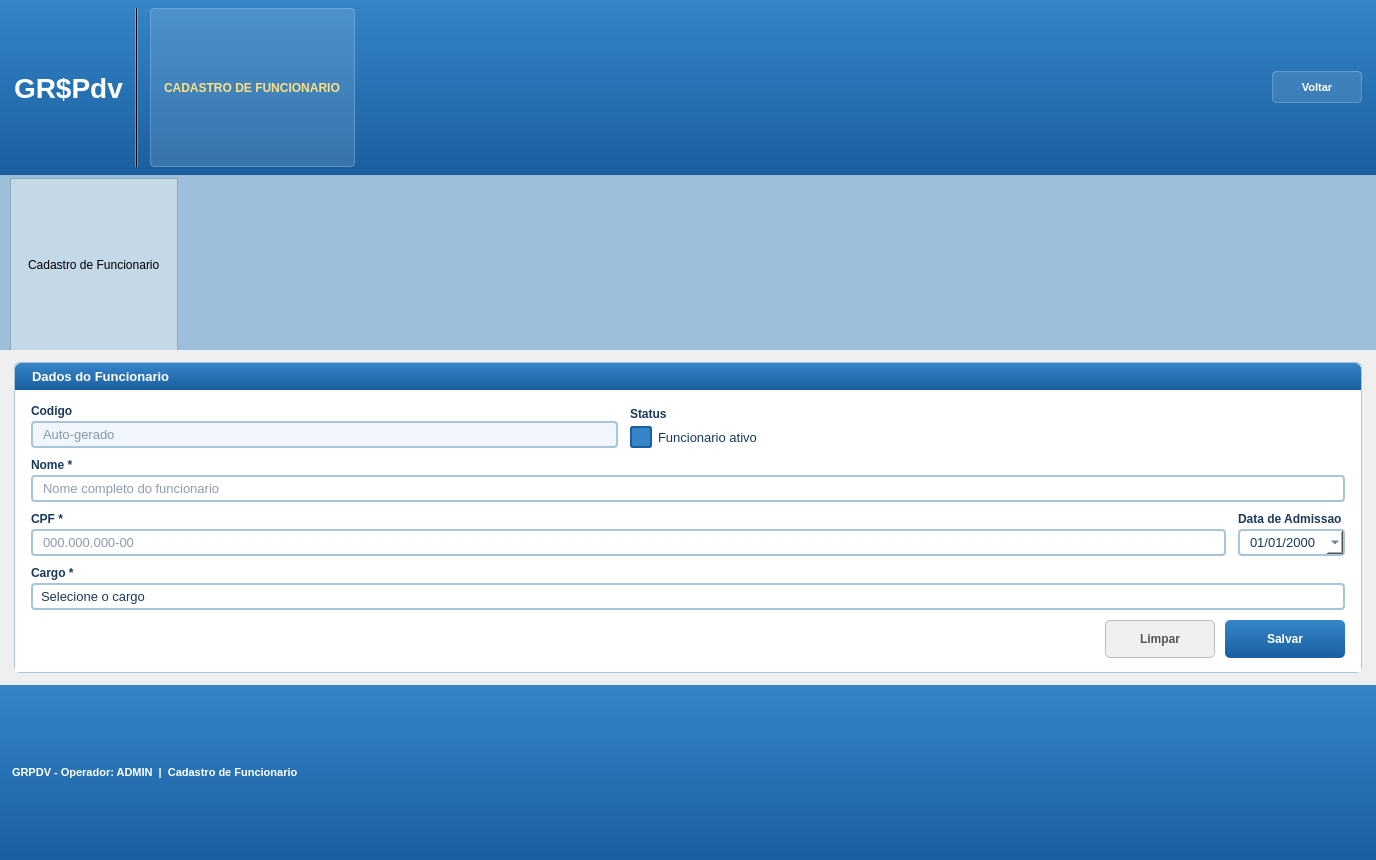
The window that ui/admin/cadastros/cadastro_funcionario.ui (iuryruansc/cspdv) describes before a commit, drawn with Qt 5.
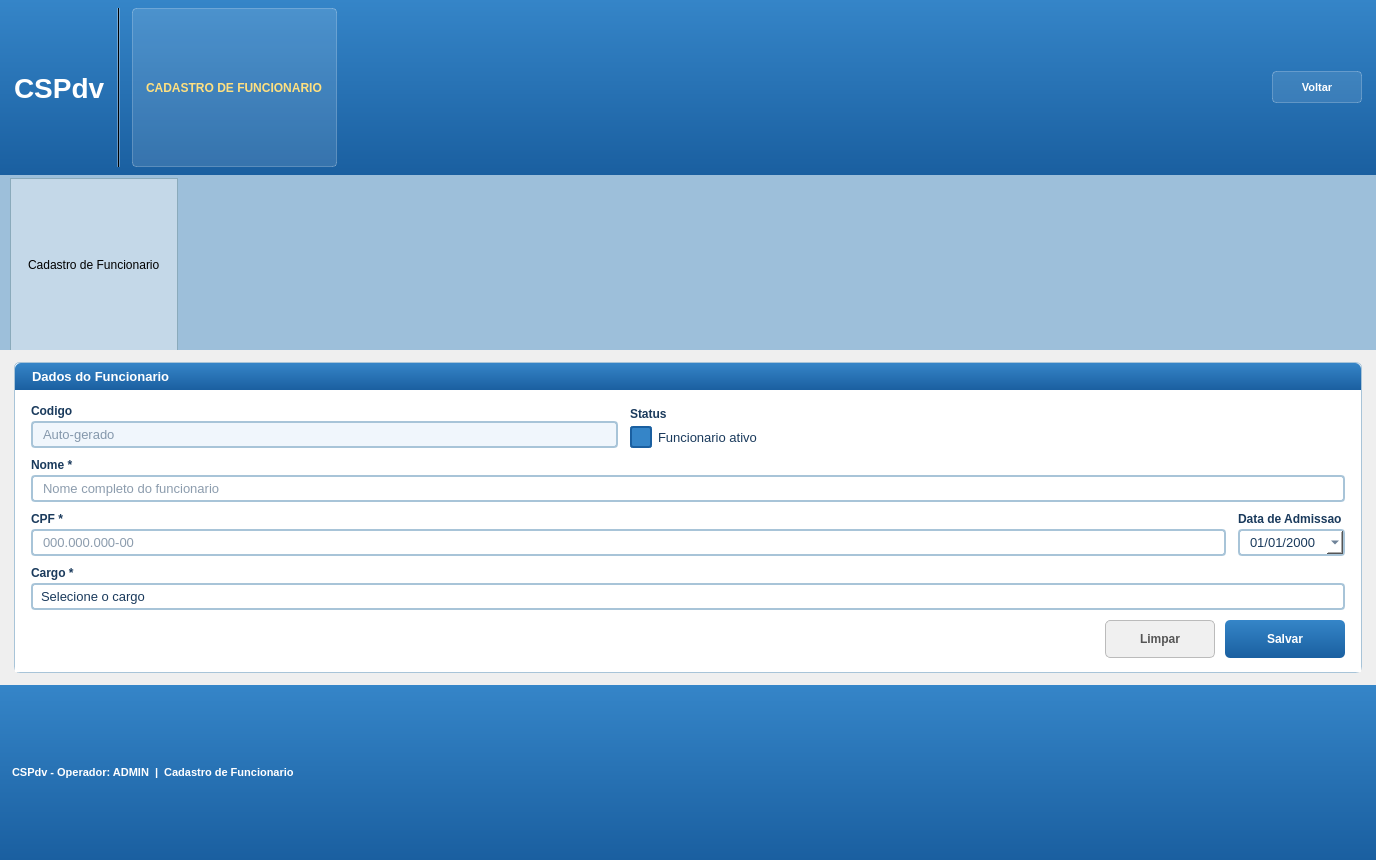
The same window after the commit.

Commit message: painel admin updating

The edit to the form file:
```diff
--- a/ui/admin/cadastros/cadastro_funcionario.ui
+++ b/ui/admin/cadastros/cadastro_funcionario.ui
@@ -31,7 +31,7 @@
       <property name="topMargin"><number>8</number></property>
       <property name="rightMargin"><number>14</number></property>
       <property name="bottomMargin"><number>8</number></property>
-      <item><widget class="QLabel" name="lblLogo"><property name="styleSheet"><string notr="true">color: white; font-size: 28px; font-weight: bold;</string></property><property name="text"><string>GR$Pdv</string></property></widget></item>
+      <item><widget class="QLabel" name="lblLogo"><property name="styleSheet"><string notr="true">color: white; font-size: 28px; font-weight: bold;</string></property><property name="text"><string>CSPdv</string></property></widget></item>
       <item><widget class="QFrame" name="frameSepHeader"><property name="styleSheet"><string notr="true">background-color: rgba(255,255,255,80);</string></property><property name="frameShape"><enum>QFrame::VLine</enum></property></widget></item>
       <item><widget class="QLabel" name="lblBadge"><property name="styleSheet"><string notr="true">QLabel { background-color: rgba(255,255,255,30); color: #ffe080; font-size: 12px; font-weight: bold; border: 1px solid rgba(255,255,255,60); border-radius: 4px; padding: 3px 10px; }</string></property><property name="text"><string>CADASTRO DE FUNCIONARIO</string></property></widget></item>
       <item><spacer name="headerSpacer"><property name="orientation"><enum>Qt::Horizontal</enum></property><property name="sizeHint" stdset="0"><size><width>40</width><height>10</height></size></property></spacer></item>
@@ -99,7 +99,7 @@
       <property name="topMargin"><number>0</number></property>
       <property name="rightMargin"><number>12</number></property>
       <property name="bottomMargin"><number>0</number></property>
-      <item><widget class="QLabel" name="lblStatusBar"><property name="styleSheet"><string notr="true">color: white; font-size: 11px; font-weight: bold;</string></property><property name="text"><string>GRPDV - Operador: ADMIN  |  Cadastro de Funcionario</string></property></widget></item>
+      <item><widget class="QLabel" name="lblStatusBar"><property name="styleSheet"><string notr="true">color: white; font-size: 11px; font-weight: bold;</string></property><property name="text"><string>CSPdv - Operador: ADMIN  |  Cadastro de Funcionario</string></property></widget></item>
       <item><spacer name="statusSpacer"><property name="orientation"><enum>Qt::Horizontal</enum></property><property name="sizeHint" stdset="0"><size><width>40</width><height>10</height></size></property></spacer></item>
      </layout>
     </widget>
```
Left out of the diff: 2 changed lines with no effect on the pictures. The commit also changes 43 other files.
